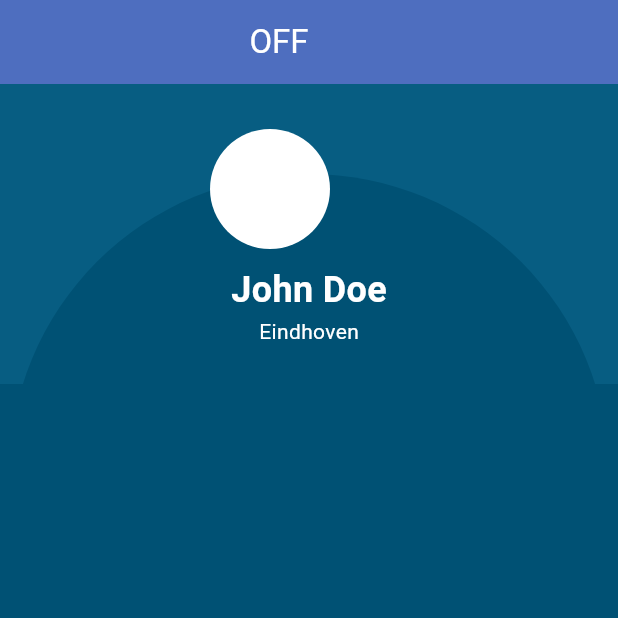
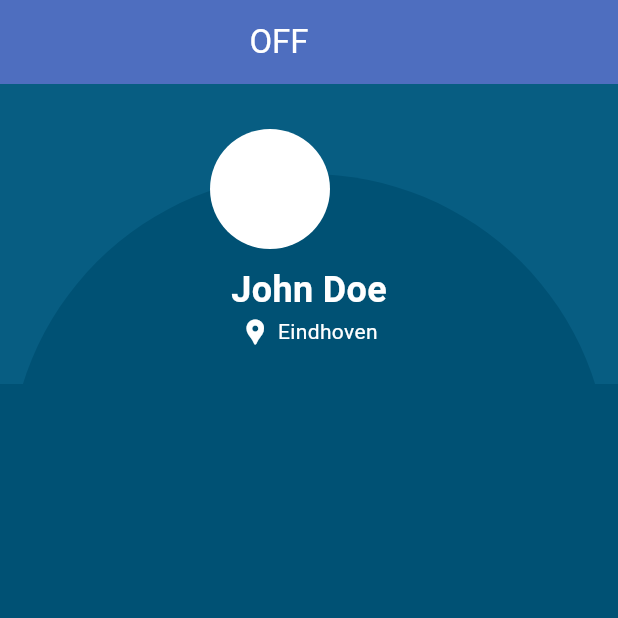
Before and after one commit to jraemakers/industry-project-krom2, a Flutter app: the screen it shows after launch, item 3 of the bottom bar chosen, on a phone screen of 412 x 824 dp, the top half of it. Run offline on Flutter 3.47's test engine with Material 3 defaults, Android fonts, the phone set to English and light mode, and no system bars; our stand-ins replace shared_preferences.

Commit message:
added location pin

```diff
--- a/escape/lib/screens/profile_screen.dart
+++ b/escape/lib/screens/profile_screen.dart
@@ -69,6 +69,16 @@ class ProfileScreen extends StatelessWidget {
                     ),
                   ),
                   SizedBox(height: 1), // Add some space between the texts
+                  Center(
+                    child: Row(
+                      mainAxisAlignment: MainAxisAlignment.center,
+                      children: [
+                        Icon(
+                          Icons.location_pin,
+                          color: Colors.white,
+                          size: 20,
+                        ),
+                        SizedBox(width: 5), // Adjust spacing as needed
                         Text(
                           'Eindhoven',
                           style: TextStyle(
@@ -78,6 +88,9 @@ class ProfileScreen extends StatelessWidget {
                         ),
                       ],
                     ),
+                  )
+                ],
+              ),
             ),
           ),
         ],
```
Lines whose indentation alone changed are shown as unchanged.
